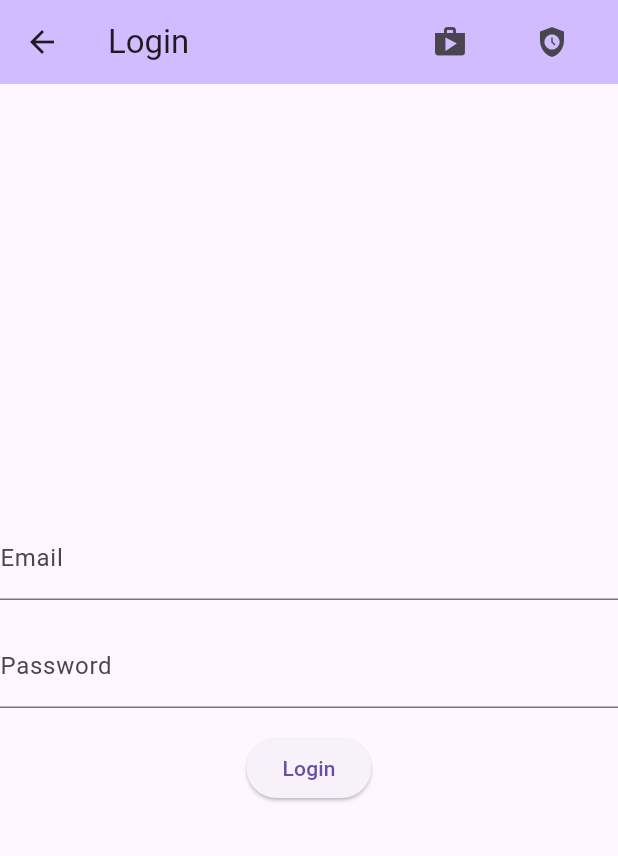
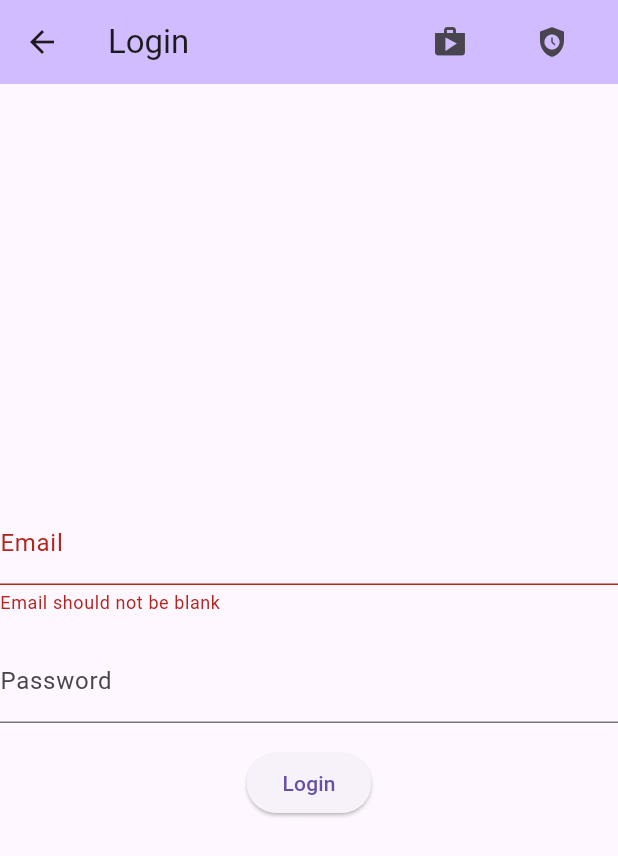
Before and after one commit to vidocg/flutter_app, a Flutter app: the LoginScreen screen opened by its route, after a tap on "Login", on a phone screen of 412 x 824 dp. Shown: the top 856 px of the screen. Run offline on Flutter 3.47's test engine with Material 3 defaults, Android fonts, the phone set to English and light mode, and no system bars; our stand-ins replace bloc, dio, equatable, flutter_bloc, flutter_secure_storage, go_router; accounts and stored records are empty.

Commit message:
Imlement login page

```diff
--- a/flutter_app/lib/http/auth/auth_api_client.dart
+++ b/flutter_app/lib/http/auth/auth_api_client.dart
@@ -1,11 +1,15 @@
 import 'dart:convert';
+import 'dart:developer';
 
 import 'package:dio/dio.dart';
+import 'package:flutter/foundation.dart';
 import 'package:flutter_app/http/auth/auth_api_model.dart';
 import 'package:flutter_app/http/dio_provider.dart';
+import 'package:flutter_app/storage/secure_storage.dart';
 
 class AuthApiClient {
   static final AuthApiClient _singleton = AuthApiClient._internal();
+  SecureStorage secureStorage = SecureStorage();
 
   factory AuthApiClient() {
     return _singleton;
@@ -20,11 +24,14 @@ class AuthApiClient {
 
     if (response.statusCode != 200) {
       // [2]
-      throw Exception('Failed to create post ${response.data}');
+      throw Exception('Failed to create post ${response.data.toString()}');
     }
 
-    final jsonResponse = jsonDecode(response.data);
+    debugPrint("response: ${response.data.toString()}");
+    final parsedResponse = AuthApiResponse.fromJson(response.data);
+    secureStorage.putJwt(parsedResponse.jwt);
 
-    return AuthApiResponse.fromJson(jsonResponse);
+
+    return parsedResponse;
   }
 }
--- a/flutter_app/lib/routes/router.dart
+++ b/flutter_app/lib/routes/router.dart
@@ -1,5 +1,5 @@
 import 'package:flutter_app/screen/homepage.dart';
-import 'package:flutter_app/screen/login.dart';
+import 'package:flutter_app/screen/login/login_screen.dart';
 import 'package:go_router/go_router.dart';
 import 'package:flutter/widgets.dart';
 
--- a/flutter_app/lib/screen/login.dart
+++ /dev/null
@@ -1,49 +0,0 @@
-import 'package:flutter/material.dart';
-import 'package:flutter_app/http/auth/auth_api_client.dart';
-import 'package:flutter_app/http/auth/auth_api_model.dart';
-import 'package:flutter_app/screen/appbar.dart';
-
-class LoginScreen extends StatelessWidget {
-  LoginScreen({Key? key}) : super(key: key);
-  final AuthApiClient authApiClient = AuthApiClient();
-
-  static const String title = 'Login';
-  final TextEditingController emailController = TextEditingController();
-  final TextEditingController passController = TextEditingController();
-
-  @override
-  Widget build(BuildContext context) {
-    return Scaffold(
-      appBar: getAppBar(context, title),
-      body: Center(
-        child: Column(
-          mainAxisAlignment: MainAxisAlignment.center,
-          children: [
-            TextField(
-              controller: emailController,
-              decoration: const InputDecoration(
-                labelText: 'Email',
-              ),
-            ),
-            const SizedBox(height: 16),
-            TextField(
-              obscureText: true,
-              controller: passController,
-              decoration: const InputDecoration(
-                labelText: 'Password',
-              ),
-            ),
-            const SizedBox(height: 16),
-            ElevatedButton(
-              onPressed: () {
-                authApiClient.login(
-                    AuthApiRequest(passController.text, emailController.text));
-              },
-              child: const Text('Login'),
-            ),
-          ],
-        ),
-      ),
-    );
-  }
-}
--- /dev/null
+++ b/flutter_app/lib/screen/login/login_event.dart
@@ -0,0 +1,21 @@
+part of 'login_bloc.dart';
+
+abstract class LoginEvent extends Equatable {
+  const LoginEvent();
+
+  @override
+  List<Object> get props => [];
+}
+
+class LoginButtonPressed extends LoginEvent {
+  final String email;
+  final String password;
+
+  const LoginButtonPressed({required this.email, required this.password});
+
+  @override
+  List<Object> get props => [email, password];
+
+  @override
+  String toString() => 'LoginButtonPressed { email: $email, password: $password }';
+}
--- /dev/null
+++ b/flutter_app/lib/screen/login/login_screen.dart
@@ -0,0 +1,87 @@
+import 'package:flutter/material.dart';
+import 'package:flutter_app/screen/appbar.dart';
+import 'package:flutter_app/screen/login/login_bloc.dart';
+import 'package:flutter_app/validators/validator.dart';
+import 'package:flutter_bloc/flutter_bloc.dart';
+
+class LoginScreen extends StatefulWidget {
+  const LoginScreen({Key? key}) : super(key: key);
+
+  @override
+  LoginScreenState createState() => LoginScreenState();
+}
+
+class LoginScreenState extends State<LoginScreen> {
+  final TextEditingController _emailController = TextEditingController();
+  final TextEditingController _passController = TextEditingController();
+  final _formKey = GlobalKey<FormState>();
+
+  static const String title = 'Login';
+  @override
+  void dispose() {
+    _emailController.dispose();
+    _passController.dispose();
+    super.dispose();
+  }
+
+  @override
+  Widget build(BuildContext context) {
+    final loginBloc = BlocProvider.of<LoginBloc>(context);
+    return Scaffold(
+        appBar: getAppBar(context, title),
+        body: BlocListener<LoginBloc, LoginState>(listener: (context, state) {
+          if (state is LoginFailure) {
+            ScaffoldMessenger.of(context)
+              ..hideCurrentSnackBar()
+              ..showSnackBar(SnackBar(
+                content: Text(state.error),
+                duration: const Duration(seconds: 3),
+              ));
+          }
+        }, child: BlocBuilder<LoginBloc, LoginState>(builder: (context, state) {
+          return Form(
+              key: _formKey,
+              child: Center(
+                child: Column(
+                  mainAxisAlignment: MainAxisAlignment.center,
+                  children: [
+                    TextFormField(
+                      controller: _emailController,
+                      validator: (value) => Validator.password(value),
+                      decoration: const InputDecoration(
+                        labelText: 'Email',
+                      ),
+                    ),
+                    const SizedBox(height: 16),
+                    TextFormField(
+                      obscureText: true,
+                      controller: _passController,
+                      decoration: const InputDecoration(
+                        labelText: 'Password',
+                        hintText: "Enter your password",
+                      ),
+                    ),
+                    const SizedBox(height: 16),
+                    ElevatedButton(
+                      onPressed: state is! LoginLoading
+                          ? () {
+                              if (_formKey.currentState!.validate()) {
+                                loginBloc.add(
+                                  LoginButtonPressed(
+                                    email: _emailController.text,
+                                    password: _passController.text,
+                                  ),
+                                );
+                              }
+                            }
+                          : null,
+                      child: state is LoginLoading
+                          ? const Text("loading")
+                          : const Text("Login"),
+                    ),
+                  ],
+                ),
+              ));
+        })));
+  }
+}
--- /dev/null
+++ b/flutter_app/lib/screen/login/login_state.dart
@@ -0,0 +1,28 @@
+
+part of 'login_bloc.dart';
+
+
+abstract class LoginState extends Equatable {
+  const LoginState();
+
+  @override
+  List<Object> get props => [];
+}
+
+class LoginInitial extends LoginState {}
+
+class LoginLoading extends LoginState {}
+
+class LoginSuccess extends LoginState {}
+
+class LoginFailure extends LoginState {
+  final String error;
+
+  const LoginFailure({required this.error});
+
+  @override
+  List<Object> get props => [error];
+
+  @override
+  String toString() => 'LoginFailure { error: $error }';
+}
--- /dev/null
+++ b/flutter_app/lib/validators/validator.dart
@@ -0,0 +1,7 @@
+class Validator {
+  static password(String? value) {
+    bool isValid = value != null && value.isNotEmpty;
+
+    return isValid ? null : "Email should not be blank";
+  }
+}
--- a/flutter_app/pubspec.yaml
+++ b/flutter_app/pubspec.yaml
@@ -41,6 +41,9 @@ dependencies:
   dio: ^5.7.0
   hive_generator: ^2.0.1
   flutter_secure_storage: ^4.2.1
+  equatable: ^2.0.5
+  bloc: ^8.1.4
+  flutter_bloc: ^8.1.6
 
 dev_dependencies:
   flutter_test:
```
Also changed, not shown: flutter_app/lib/main.dart (+13 -1 lines), flutter_app/lib/screen/login/login_bloc.dart (added, +21 -0 lines), flutter_app/pubspec.lock.
